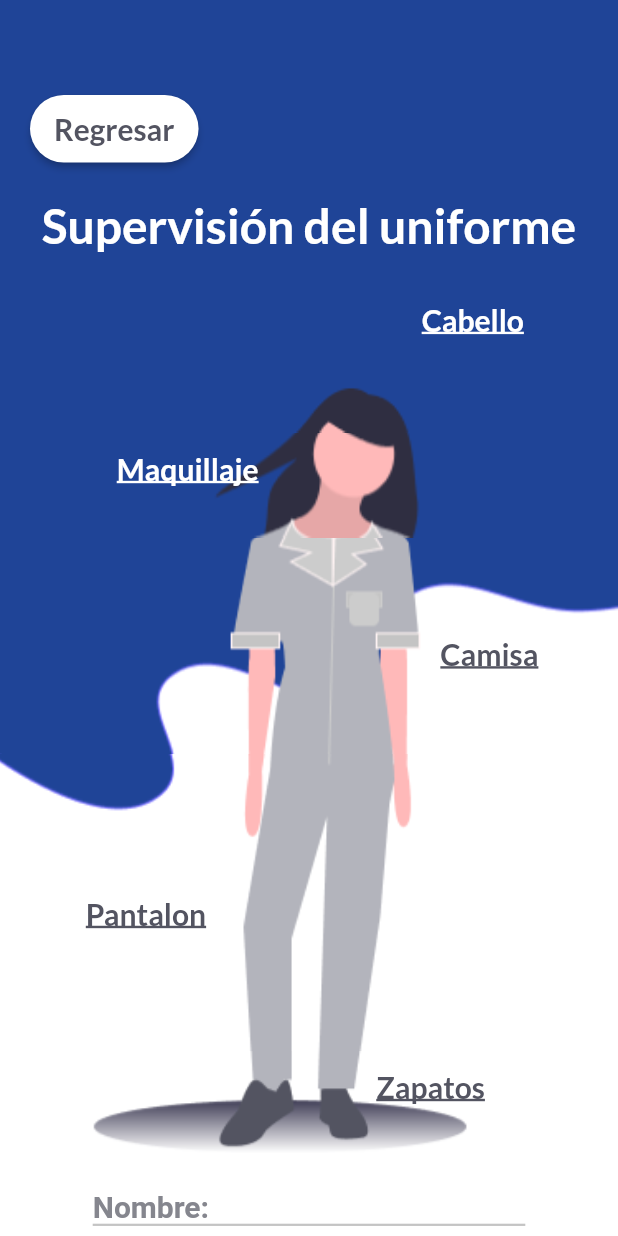
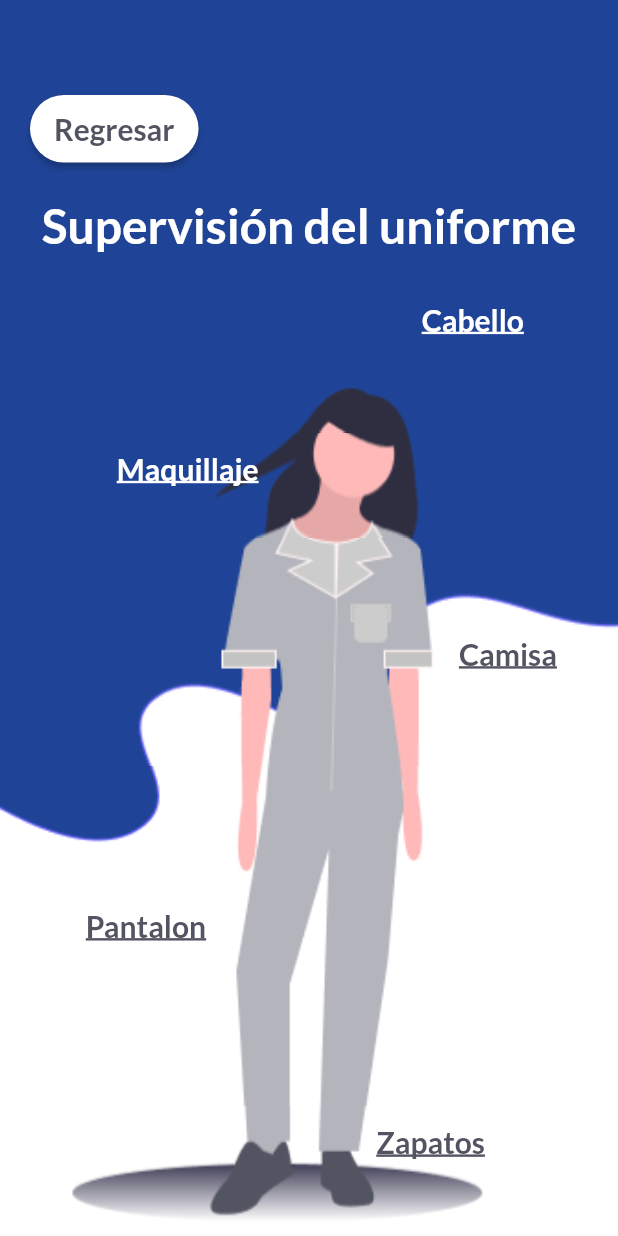
Before and after one commit to twowheelstogo/Supervicion_personal-app, a Flutter app: the RevisionUniformeMujer screen opened directly with empty values, on a phone screen of 412 x 824 dp. Run offline on Flutter 3.47's test engine with Material 2 defaults, Android fonts, the phone set to English and light mode, and no system bars; our stand-ins replace cached_network_image, getwidget, hexcolor, location, modal_progress_hud, shared_preferences; accounts and stored records are empty.

Commit message:
Arreglo zapatos prototipo hombre - mujer

```diff
--- a/lib/Components/RevisionUniforme/Mujer.dart
+++ b/lib/Components/RevisionUniforme/Mujer.dart
@@ -53,12 +53,12 @@ class RevisionUniformeMujer extends StatelessWidget {
           ContenedorImages(
               'assets/images/CuerpoMujer/CamisaMujer.png',
               double.infinity,
-              MediaQuery.of(context).size.width * 0.35,
+              MediaQuery.of(context).size.width * 0.37,
               context,
               "Camisa",
               "Camisa",
               0,
-              MediaQuery.of(context).size.width * 0.09,
+              MediaQuery.of(context).size.width * 0.06,
               MediaQuery.of(context).size.width * 0.13,
               0,
               '#535461',
@@ -66,7 +66,7 @@ class RevisionUniformeMujer extends StatelessWidget {
           ContenedorImages(
               'assets/images/CuerpoMujer/PantalonMujer.png',
               double.infinity,
-              MediaQuery.of(context).size.width * 0.48,
+              MediaQuery.of(context).size.width * 0.55,
               context,
               "Pantalon",
               "Pantalon",
@@ -79,14 +79,14 @@ class RevisionUniformeMujer extends StatelessWidget {
           ContenedorImages(
               'assets/images/CuerpoMujer/ZapatosMujer.png',
               double.infinity,
-              MediaQuery.of(context).size.width * 0.2,
+              MediaQuery.of(context).size.width * 0.22,
               context,
               "Zapatos",
               "Zapatos",
               MediaQuery.of(context).size.width * 0.57,
               0,
               0,
-              0,
+              30,
               '#535461',
               Alignment.bottomLeft),
           Final('assets/images/CuerpoMujer/FinalMujer.png', double.infinity,
```
Also changed, not shown: assets/images/CuerpoMujer/CamisaMujer.png, assets/images/CuerpoMujer/PantalonMujer.png, assets/images/CuerpoMujer/ZapatosMujer.png.
